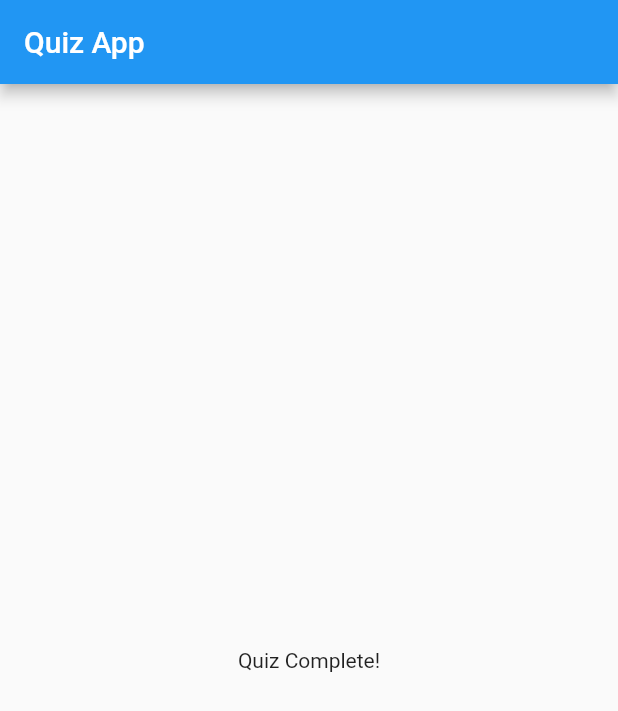
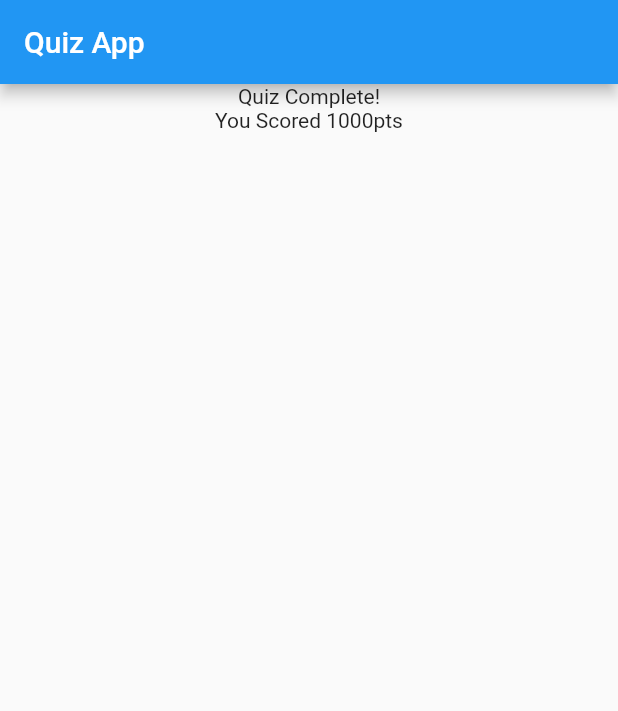
Before and after one commit to cecililu/Flutterapp, a Flutter app: the screen it shows after launch, after a tap on "Red", after a tap on "forums", on a phone screen of 412 x 824 dp. Shown: the top 711 px of the screen. Run offline on Flutter 3.47's test engine with Material 2 defaults, Android fonts, the light colour scheme and no system bars.

Commit message:
code refactoring

```diff
--- a/lib/main.dart
+++ b/lib/main.dart
@@ -3,11 +3,12 @@ import 'package:flutter/material.dart';
 import './question.dart';
 import './answer.dart';
 import './quiz.dart';
+import './result.dart';
 
 // void main(){
 //    runApp (Myapp());
 //  }
-void main() => runApp(Myapp());
+void main() => runApp(const Myapp());
 
 class Myapp extends StatefulWidget {
   const Myapp({super.key});
@@ -45,14 +46,14 @@ class _MyappState extends State<Myapp> {
   Widget build(BuildContext ctx) {
     return MaterialApp(
       home: Scaffold(
-        appBar: AppBar(title: Text('Quiz App')),
+        appBar: AppBar(title: const Text('Quiz App')),
         body: _questionIndex < question.length
             ? Quiz(
                 question: question,
                 questionIndex: _questionIndex,
                 handler: _answerQuestion)
-            : Center(
-                child: Text('Quiz Complete!'),
+            : Column(
+                children: [Text('Quiz Complete!'), Result()],
               ),
       ),
     );
--- a/lib/quiz.dart
+++ b/lib/quiz.dart
@@ -7,13 +7,12 @@ import './question.dart';
 import './answer.dart';
 
 class Quiz extends StatelessWidget {
-  final question;
+  final List<Map<String,Object>> question;
 
   final questionIndex;
   final VoidCallback handler;
 
   const Quiz({super.key,required this.question,required this.questionIndex, required this.handler});
-
   @override
   Widget build(BuildContext context) {
     return Column(
--- a/lib/result.dart
+++ b/lib/result.dart
@@ -2,11 +2,12 @@ import 'package:flutter/src/widgets/container.dart';
 import 'package:flutter/src/widgets/framework.dart';
 
 import 'package:flutter/material.dart';
+
+
 class Result extends StatelessWidget {
-  const Result({super.key});
-
+    const Result({super.key});
   @override
-  Widget build(BuildContext context) {
-    return Container();
-  }
+    Widget build(BuildContext context) {
+      return Container(child: Center(child: Text("You Scored 1000pts"),));
+    }
 }
```
